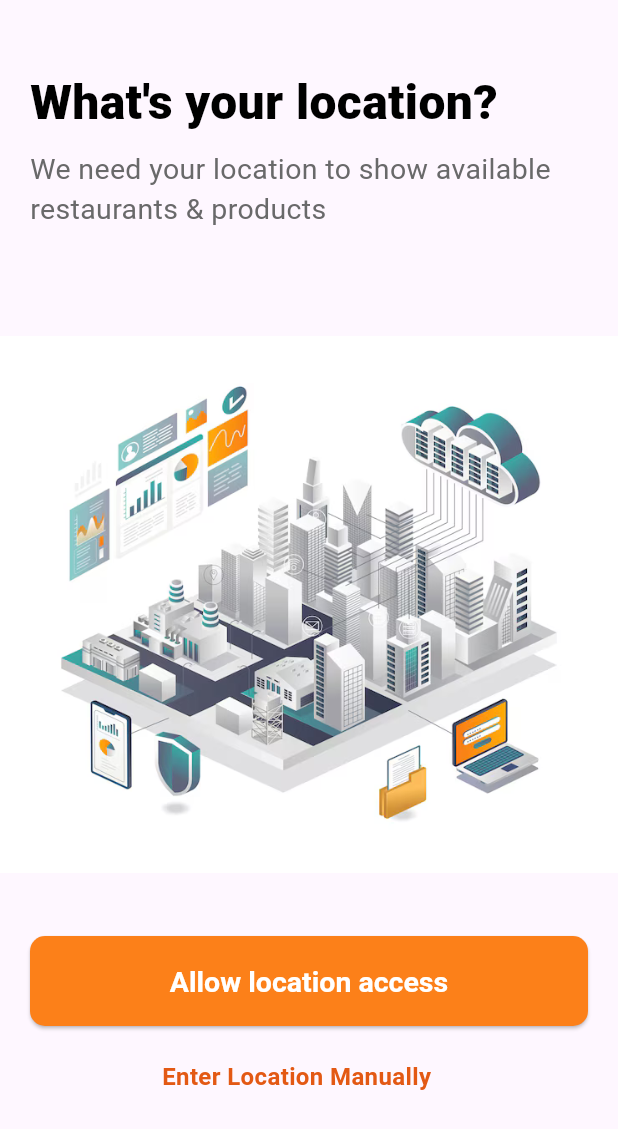
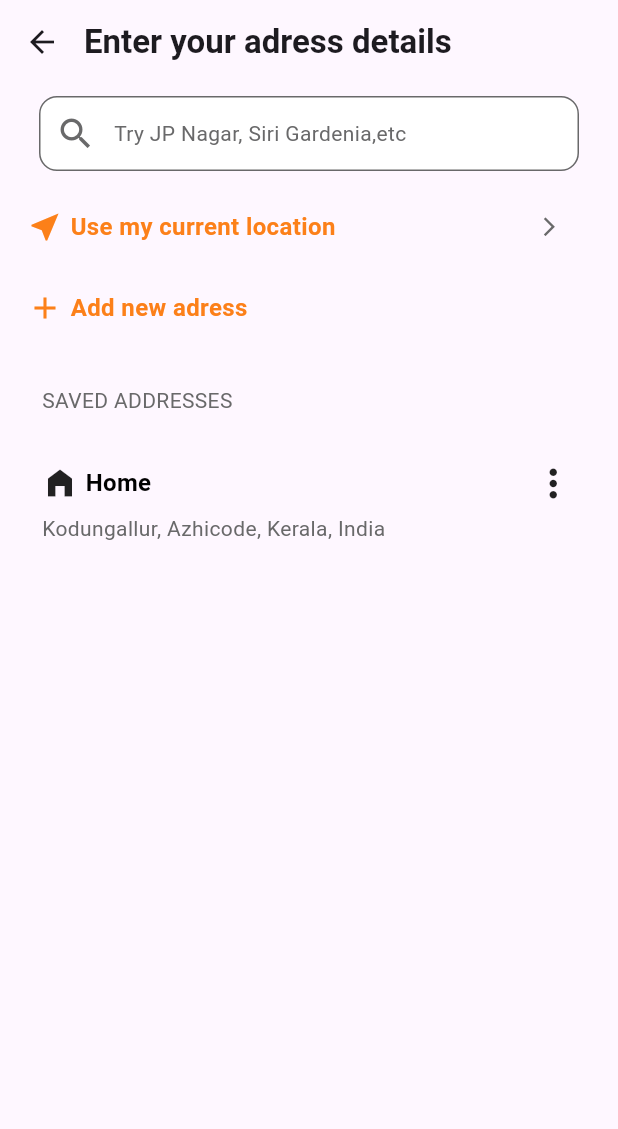
Before and after one commit to hamad-mf/swiggy_clone_project, a Flutter app: the LocationScreen screen opened directly, after a tap on "Enter Location Manually", on a phone screen of 412 x 824 dp. Shown: the top 1129 px of the screen. Run offline on Flutter 3.47's test engine with Material 3 defaults, Android fonts, the phone set to English and light mode, and no system bars; our stand-ins replace fluttertoast, pin_code_fields.

Commit message:
added address,notification,bottomnavbar and otherscreens layouts

```diff
--- /dev/null
+++ b/lib/View/Add Address/add_address.dart
@@ -0,0 +1,191 @@
+import 'package:flutter/material.dart';
+import 'package:swiggy_clone_project/View/temp/temp.dart';
+import 'package:swiggy_clone_project/utils/constants/color_constants.dart';
+
+class AddAddress extends StatefulWidget {
+  const AddAddress({super.key});
+
+  @override
+  State<AddAddress> createState() => _AddAddressState();
+}
+
+class _AddAddressState extends State<AddAddress> {
+  @override
+  Widget build(BuildContext context) {
+    return Scaffold(
+      appBar: AppBar(
+        leading: InkWell(
+            onTap: () {
+              Navigator.pop(context);
+            },
+            child: Icon(Icons.arrow_back)),
+        titleSpacing: 0,
+        title: Text(
+          "Enter your adress details",
+          style: TextStyle(fontWeight: FontWeight.bold),
+        ),
+      ),
+      body: Padding(
+        padding: const EdgeInsets.all(8.0),
+        child: Column(
+          mainAxisAlignment: MainAxisAlignment.start,
+          children: [
+            Center(
+              child: Container(
+                height: 50,
+                width: 360,
+                decoration: BoxDecoration(
+                    color: ColorConstants.mainwhite,
+                    border:
+                        Border.all(width: 1, color: ColorConstants.retrytxt),
+                    borderRadius: BorderRadius.circular(12)),
+                child: Row(
+                  children: [
+                    Padding(padding: EdgeInsets.all(5)),
+                    Icon(
+                      Icons.search_outlined,
+                      color: ColorConstants.retrytxt,
+                      size: 27,
+                    ),
+                    SizedBox(
+                      width: 12,
+                    ),
+                    Text(
+                      "Try JP Nagar, Siri Gardenia,etc",
+                      style: TextStyle(color: ColorConstants.retrytxt),
+                    )
+                  ],
+                ),
+              ),
+            ),
+            SizedBox(
+              height: 25,
+            ),
+            Row(
+              children: [
+                Padding(padding: EdgeInsets.all(5)),
+                Icon(
+                  Icons.near_me,
+                  color: ColorConstants.primaryColor,
+                ),
+                SizedBox(
+                  width: 5,
+                ),
+                Text(
+                  "Use my current location",
+                  style: TextStyle(
+                      color: ColorConstants.primaryColor,
+                      fontSize: 16,
+                      fontWeight: FontWeight.bold),
+                ),
+                SizedBox(
+                  width: 135,
+                ),
+                Icon(
+                  Icons.arrow_forward_ios,
+                  color: ColorConstants.retrytxt,
+                  size: 15,
+                )
+              ],
+            ),
+            SizedBox(
+              height: 30,
+            ),
+            Row(
+              children: [
+                Padding(padding: EdgeInsets.all(5)),
+                Icon(
+                  Icons.add,
+                  color: ColorConstants.primaryColor,
+                ),
+                SizedBox(
+                  width: 5,
+                ),
+                Text(
+                  "Add new adress",
+                  style: TextStyle(
+                      color: ColorConstants.primaryColor,
+                      fontSize: 16,
+                      fontWeight: FontWeight.bold),
+                ),
+                SizedBox(
+                  width: 120,
+                ),
+              ],
+            ),
+            Align(
+              alignment: Alignment.centerLeft,
+              child: Padding(
+                padding: const EdgeInsets.only(top: 40, left: 20),
+                child: Column(
+                  mainAxisAlignment: MainAxisAlignment.start,
+                  children: [
+                    Text(
+                      "SAVED ADDRESSES",
+                      textAlign: TextAlign.left,
+                      style: TextStyle(color: ColorConstants.retrytxt),
+                    ),
+                  ],
+                ),
+              ),
+            ),
+            SizedBox(
+              height: 20,
+            ),
+            InkWell(
+              onTap: () {
+                Navigator.push(
+                    context, MaterialPageRoute(builder: (context) => Temp()));
+              },
+              child: Column(
+                children: [
+                  Padding(
+                    padding: const EdgeInsets.only(top: 10, left: 20),
+                    child: Row(
+                      children: [
+                        Icon(Icons.home_filled),
+                        SizedBox(
+                          width: 5,
+                        ),
+                        Text(
+                          "Home",
+                          style: TextStyle(
+                              color: ColorConstants.mainblack,
+                              fontWeight: FontWeight.bold,
+                              fontSize: 16),
+                        ),
+                        SizedBox(
+                          width: 253,
+                        ),
+                        Icon(
+                          Icons.more_vert,
+                          size: 30,
+                        )
+                      ],
+                    ),
+                  ),
+                  Align(
+                    alignment: Alignment.centerLeft,
+                    child: Padding(
+                      padding: const EdgeInsets.only(top: 5, left: 20),
+                      child: Column(
+                        mainAxisAlignment: MainAxisAlignment.start,
+                        children: [
+                          Text(
+                            "Kodungallur, Azhicode, Kerala, India",
+                            textAlign: TextAlign.left,
+                            style: TextStyle(color: ColorConstants.retrytxt),
+                          ),
+                        ],
+                      ),
+                    ),
+                  ),
+                ],
+              ),
+            )
+          ],
+        ),
+      ),
+    );
+  }
+}
--- a/lib/View/Home Screen/home_screen.dart
+++ b/lib/View/Home Screen/home_screen.dart
@@ -1,4 +1,3 @@
-
 import 'package:flutter/material.dart';
 
 class HomeScreen extends StatefulWidget {
@@ -11,6 +10,10 @@ class HomeScreen extends StatefulWidget {
 }
 
 class _HomeScreenState extends State<HomeScreen> {
+  List screens = [
+
+  ];
+
   @override
   Widget build(BuildContext context) {
     return Scaffold(
--- a/lib/View/Location Screen/location_screen.dart
+++ b/lib/View/Location Screen/location_screen.dart
@@ -1,5 +1,7 @@
 import 'package:flutter/material.dart';
+import 'package:swiggy_clone_project/View/Add%20Address/add_address.dart';
 import 'package:swiggy_clone_project/View/Global_widgets/common_button.dart';
+import 'package:swiggy_clone_project/View/temp/temp.dart';
 import 'package:swiggy_clone_project/utils/constants/color_constants.dart';
 import 'package:swiggy_clone_project/utils/constants/image_constants.dart';
 
@@ -51,15 +53,48 @@ class _LocationScreenState extends State<LocationScreen> {
                     right: 20,
                     left: 20,
                     child: CommonButton(
-                        buttonText: "Allow location access", onPressed: () {}),
+                        buttonText: "Allow location access",
+                        onPressed: () {
+                          showDialog(
+                              context: context,
+                              builder: (context) => AlertDialog(
+                                    backgroundColor: ColorConstants.mainblack,
+                                    content: Text(
+                                      "Allow Swiggy to access this device's location?",
+                                      style: TextStyle(
+                                          fontWeight: FontWeight.bold,
+                                          color: ColorConstants.mainwhite),
+                                    ),
+                                    actions: [
+                                      ElevatedButton(
+                                        onPressed: () {
+                                          Navigator.push(
+                                              context,
+                                              MaterialPageRoute(
+                                                  builder: (context) =>
+                                                      Temp()));
+                                        },
+                                        child: Text("Yes"),
+                                      ),
+                                      ElevatedButton(
+                                          onPressed: () {
+                                            Navigator.pop(context);
+                                          },
+                                          child: Text("No"))
+                                    ],
+                                  ));
+                        }),
                   ),
                   Positioned(
                     bottom: 95,
                     right: 0,
-                    left: 108,
+                    left: 100,
                     child: InkWell(
                       onTap: () {
-                        print("tapped");
+                        Navigator.push(
+                            context,
+                            MaterialPageRoute(
+                                builder: (context) => AddAddress()));
                       },
                       child: Text(
                         "Enter Location Manually",
--- a/lib/main.dart
+++ b/lib/main.dart
@@ -1,5 +1,8 @@
 import 'package:flutter/material.dart';
+import 'package:swiggy_clone_project/View/Allow%20Notification/allow_notification.dart';
+import 'package:swiggy_clone_project/View/Bottom%20Navbar%20Screen/bottom_navbar_Screen.dart';
 import 'package:swiggy_clone_project/View/Location%20Screen/location_screen.dart';
+import 'package:swiggy_clone_project/View/Splash%20Screen/splash_screen.dart';
 
 void main() {
   runApp(const MyApp());
@@ -12,7 +15,7 @@ class MyApp extends StatelessWidget {
   Widget build(BuildContext context) {
     return const MaterialApp(
       debugShowCheckedModeBanner: false,
-      home: LocationScreen(),
+      home: BottomNavbarScreen(),
     );
   }
 }
--- a/lib/utils/constants/image_constants.dart
+++ b/lib/utils/constants/image_constants.dart
@@ -4,4 +4,5 @@ class ImageConstants {
   static const String LOGO_TRANSPARENT = "assets/images/og logo.png";
   static const String LOGO_COLORED = "assets/images/swiggy_logo.png";
   static const String LOCATION_SCRN_BG = "assets/images/location.png";
+  static const String NOTIFICATION_SCRN_BG = "assets/images/notification.png";
 }
```
Also changed, not shown: lib/View/Allow Notification/allow_notification.dart (added, +119 -0 lines), lib/View/Bottom Navbar Screen/bottom_navbar_Screen.dart (added, +52 -0 lines), lib/View/Card Screen/card_screen.dart (added, +19 -0 lines), lib/View/Food Screen/food_screen.dart (added, +17 -0 lines), lib/View/Reorder Screen/reorder_screen.dart (added, +19 -0 lines), lib/View/otp Verification Screen/otp_verification_screen.dart (+3 -6 lines), 1 other file.
